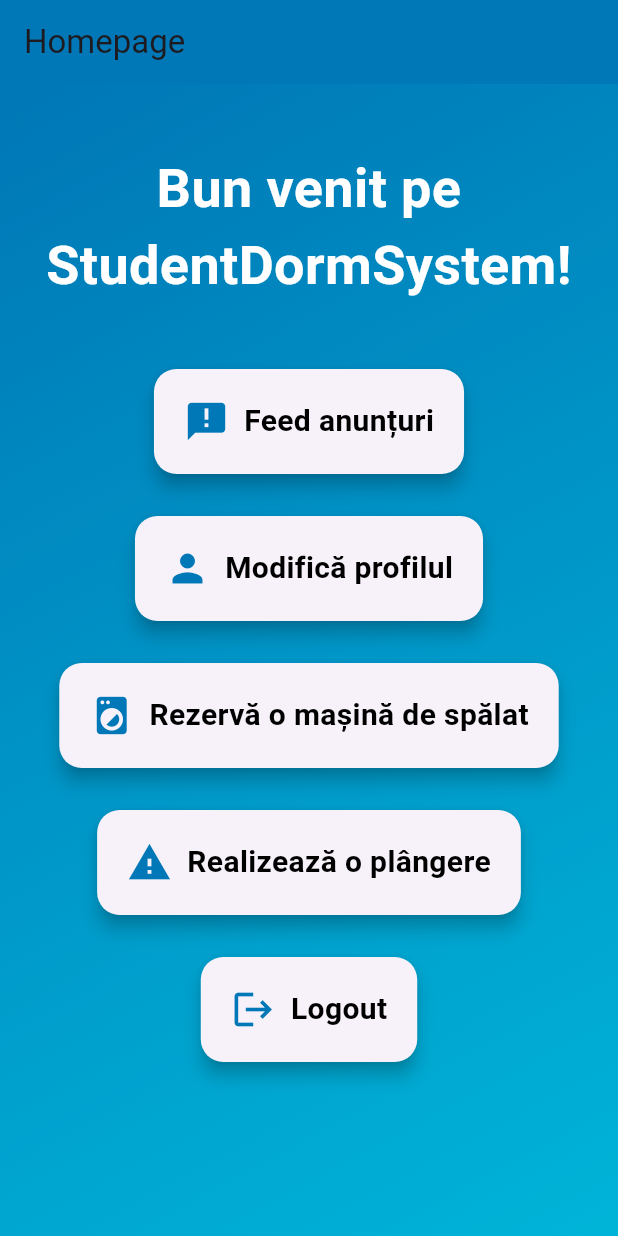
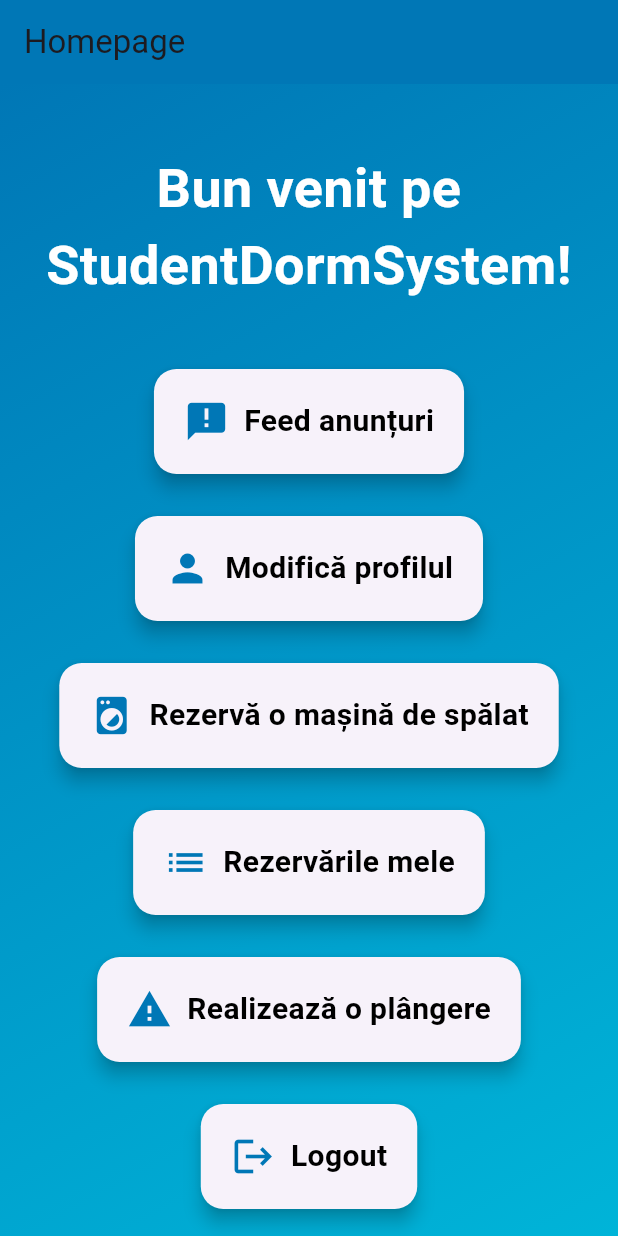
Before and after one commit to adelin232/StudentDormFrontend, a Flutter app: the HomePage screen opened directly, on a phone screen of 412 x 824 dp. Run offline on Flutter 3.47's test engine with Material 3 defaults, Android fonts, the phone set to English and light mode, and no system bars; our stand-ins replace firebase_auth, firebase_core; accounts and stored records are empty; network calls fail.

Commit message:
Do some refinements

```diff
--- a/student_dorm_frontend/lib/home_page.dart
+++ b/student_dorm_frontend/lib/home_page.dart
@@ -100,7 +100,8 @@ class _HomePageState extends State<HomePage> {
                         text: 'Pagina de administrare',
                         onTap: () => _navigateTo('/admin'),
                       ),
-                    const SizedBox(height: 20),
+                    if (!_isAdmin) const SizedBox(height: 20),
+                    if (!_isAdmin)
                       buildCard(
                         icon: Icons.announcement,
                         text: 'Feed anunțuri',
@@ -112,13 +113,22 @@ class _HomePageState extends State<HomePage> {
                       text: 'Modifică profilul',
                       onTap: () => _navigateTo('/profile'),
                     ),
-                    const SizedBox(height: 20),
+                    if (!_isAdmin) const SizedBox(height: 20),
+                    if (!_isAdmin)
                       buildCard(
                         icon: Icons.local_laundry_service,
                         text: 'Rezervă o mașină de spălat',
                         onTap: () => _navigateTo('/booking'),
                       ),
-                    const SizedBox(height: 20),
+                    if (!_isAdmin) const SizedBox(height: 20),
+                    if (!_isAdmin)
+                      buildCard(
+                        icon: Icons.list,
+                        text: 'Rezervările mele',
+                        onTap: () => _navigateTo('/mybookings'),
+                      ),
+                    if (!_isAdmin) const SizedBox(height: 20),
+                    if (!_isAdmin)
                       buildCard(
                         icon: Icons.report_problem,
                         text: 'Realizează o plângere',
```
Also changed, not shown: student_dorm_frontend/lib/my_bookings_page.dart (+17 -1 lines). Lines whose indentation alone changed are shown as unchanged.
